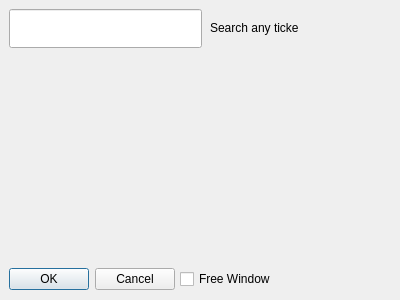
This is symbolsearcher.ui in fritter-c/Stockxx as Qt 5 draws it before an edit. The edited form follows.
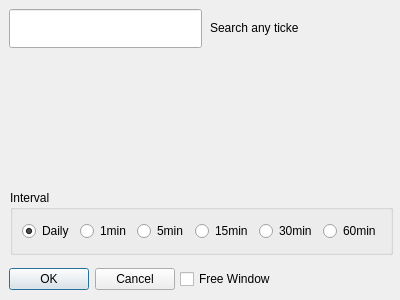
This is the edited form.

```diff
--- a/symbolsearcher.ui
+++ b/symbolsearcher.ui
@@ -82,6 +82,66 @@
     <string>Free Window</string>
    </property>
   </widget>
+  <widget class="QGroupBox" name="groupBox_timeFrame">
+   <property name="geometry">
+    <rect>
+     <x>10</x>
+     <y>190</y>
+     <width>383</width>
+     <height>65</height>
+    </rect>
+   </property>
+   <property name="title">
+    <string>Interval</string>
+   </property>
+   <layout class="QHBoxLayout" name="horizontalLayout">
+    <item>
+     <widget class="QRadioButton" name="radioButton_Daily">
+      <property name="text">
+       <string>Daily</string>
+      </property>
+      <property name="checked">
+       <bool>true</bool>
+      </property>
+     </widget>
+    </item>
+    <item>
+     <widget class="QRadioButton" name="radioButton_1">
+      <property name="text">
+       <string>1min</string>
+      </property>
+     </widget>
+    </item>
+    <item>
+     <widget class="QRadioButton" name="radioButton_5">
+      <property name="text">
+       <string>5min</string>
+      </property>
+     </widget>
+    </item>
+    <item>
+     <widget class="QRadioButton" name="radioButton_15">
+      <property name="text">
+       <string>15min</string>
+      </property>
+     </widget>
+    </item>
+    <item>
+     <widget class="QRadioButton" name="radioButton_30">
+      <property name="text">
+       <string>30min</string>
+      </property>
+     </widget>
+    </item>
+    <item>
+     <widget class="QRadioButton" name="radioButton_60">
+      <property name="text">
+       <string>60min</string>
+      </property>
+     </widget>
+    </item>
+   </layout>
+  </widget>
  </widget>
  <resources/>
  <connections>
```
